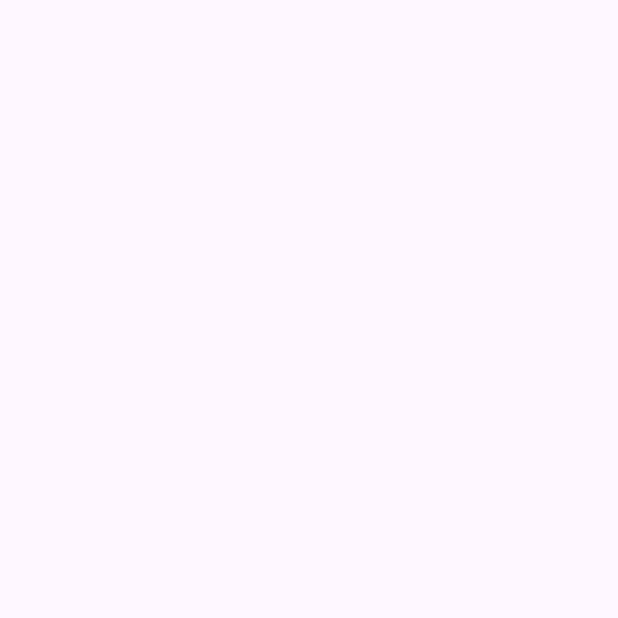
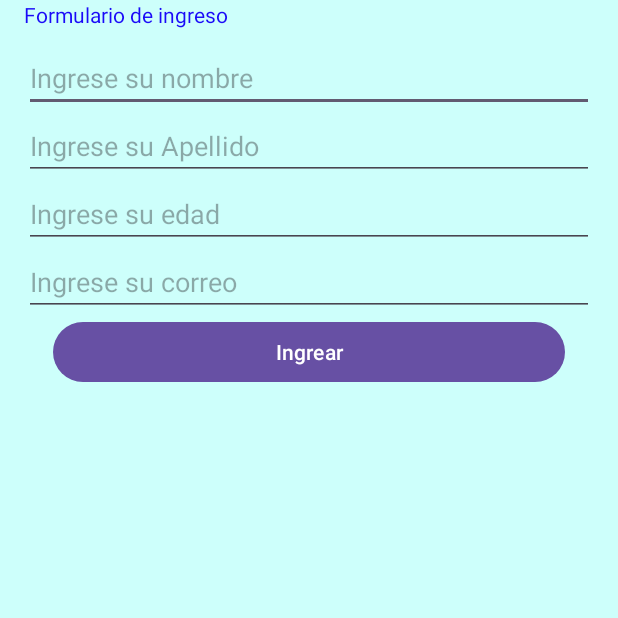
Before and after one commit to GermanVillanueva91/PM0120242P, an Android app: the screen it shows after launch (ActivityInit), on a phone screen of 412 x 824 dp, the top half of it. Before the commit the part shown is empty. Run offline under Robolectric (Android 15) with nearby library versions, the phone set to English and light mode, and no system bars.

Commit message:
Nuevo ActivityInit

```diff
--- a/app/src/main/res/layout/activity_init.xml
+++ b/app/src/main/res/layout/activity_init.xml
@@ -5,6 +5,86 @@
     android:id="@+id/main"
     android:layout_width="match_parent"
     android:layout_height="match_parent"
+    android:background="#FFFFFF"
+    android:backgroundTint="#CDFFFB"
     tools:context=".ActivityInit">
 
+    <TextView
+        android:id="@+id/textView"
+        android:layout_width="0dp"
+        android:layout_height="wrap_content"
+        android:layout_marginStart="16dp"
+        android:layout_marginEnd="16dp"
+        android:text="@string/FormularioIngreso"
+        android:textColor="#1A0AF8"
+        app:layout_constraintEnd_toEndOf="parent"
+        app:layout_constraintHorizontal_bias="0.0"
+        app:layout_constraintStart_toStartOf="parent"
+        tools:layout_editor_absoluteY="53dp" />
+
+    <EditText
+        android:id="@+id/editTextText"
+        android:layout_width="0dp"
+        android:layout_height="wrap_content"
+        android:layout_marginStart="16dp"
+        android:layout_marginTop="10dp"
+        android:layout_marginEnd="16dp"
+        android:ems="10"
+        android:hint="@string/IngresoNombre"
+        android:inputType="text"
+        app:layout_constraintEnd_toEndOf="parent"
+        app:layout_constraintHorizontal_bias="0.0"
+        app:layout_constraintStart_toStartOf="parent"
+        app:layout_constraintTop_toBottomOf="@+id/textView" />
+
+    <EditText
+        android:id="@+id/editTextText2"
+        android:layout_width="0dp"
+        android:layout_height="wrap_content"
+        android:layout_marginStart="16dp"
+        android:layout_marginEnd="16dp"
+        android:ems="10"
+        android:hint="@string/IngresoApellido"
+        android:inputType="text"
+        app:layout_constraintEnd_toEndOf="parent"
+        app:layout_constraintHorizontal_bias="0.0"
+        app:layout_constraintStart_toStartOf="parent"
+        app:layout_constraintTop_toBottomOf="@+id/editTextText" />
+
+    <EditText
+        android:id="@+id/editTextText3"
+        android:layout_width="0dp"
+        android:layout_height="wrap_content"
+        android:layout_marginStart="16dp"
+        android:layout_marginEnd="16dp"
+        android:ems="10"
+        android:hint="@string/IngresoEdad"
+        android:inputType="number|numberDecimal"
+        app:layout_constraintEnd_toEndOf="parent"
+        app:layout_constraintStart_toStartOf="parent"
+        app:layout_constraintTop_toBottomOf="@+id/editTextText2" />
+
+    <EditText
+        android:id="@+id/editTextTextEmailAddress"
+        android:layout_width="0dp"
+        android:layout_height="wrap_content"
+        android:layout_marginStart="16dp"
+        android:layout_marginEnd="16dp"
+        android:ems="10"
+        android:hint="@string/IngresoCorreo"
+        android:inputType="textEmailAddress"
+        app:layout_constraintEnd_toEndOf="parent"
+        app:layout_constraintStart_toStartOf="parent"
+        app:layout_constraintTop_toBottomOf="@+id/editTextText3" />
+
+    <Button
+        android:id="@+id/button"
+        android:layout_width="0dp"
+        android:layout_height="wrap_content"
+        android:layout_marginStart="35dp"
+        android:layout_marginEnd="35dp"
+        android:text="Ingrear"
+        app:layout_constraintEnd_toEndOf="parent"
+        app:layout_constraintStart_toStartOf="parent"
+        app:layout_constraintTop_toBottomOf="@+id/editTextTextEmailAddress" />
 </androidx.constraintlayout.widget.ConstraintLayout>
--- a/app/src/main/res/values/strings.xml
+++ b/app/src/main/res/values/strings.xml
@@ -1,3 +1,8 @@
 <resources>
     <string name="app_name">PM0120242P</string>
+    <string name="IngresoNombre">Ingrese su nombre</string>
+    <string name="IngresoApellido">Ingrese su Apellido</string>
+    <string name="FormularioIngreso">Formulario de ingreso</string>
+    <string name="IngresoEdad">Ingrese su edad</string>
+    <string name="IngresoCorreo">Ingrese su correo</string>
 </resources>
```
